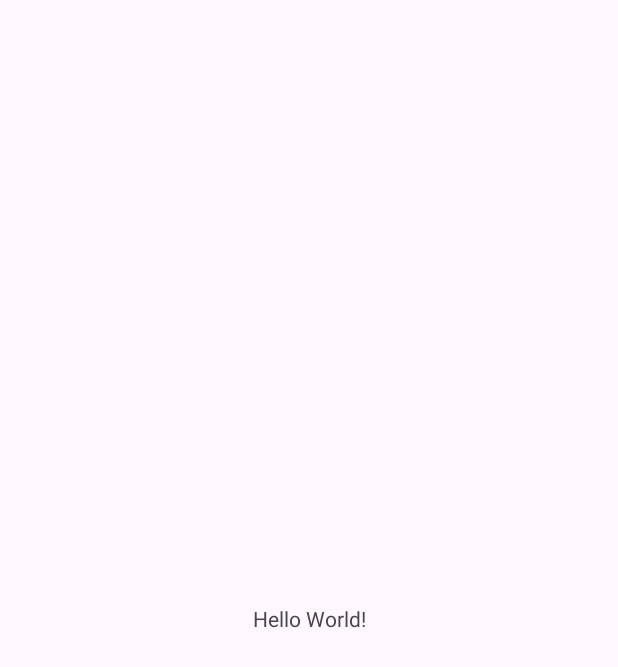
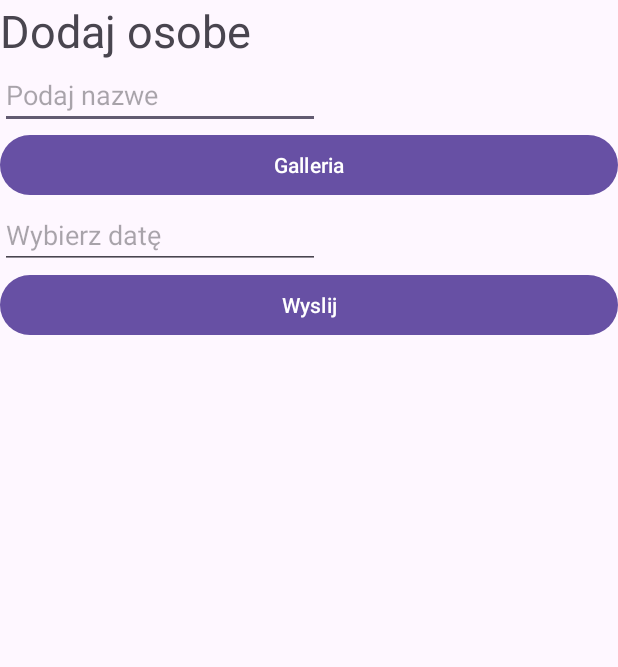
Before and after one commit to f4Mythical/formularze, an Android app: the screen it shows after launch (MainActivity), on a phone screen of 412 x 824 dp. Before the commit the part shown is almost empty. Shown: the top 667 px of the screen. Run offline under Robolectric (Android 15) with nearby library versions, the phone set to English and light mode, and no system bars.

Commit message:
style for mainactivty

```diff
--- a/app/src/main/res/layout/activity_main.xml
+++ b/app/src/main/res/layout/activity_main.xml
@@ -1,19 +1,60 @@
 <?xml version="1.0" encoding="utf-8"?>
-<androidx.constraintlayout.widget.ConstraintLayout xmlns:android="http://schemas.android.com/apk/res/android"
+<LinearLayout xmlns:android="http://schemas.android.com/apk/res/android"
     xmlns:app="http://schemas.android.com/apk/res-auto"
     xmlns:tools="http://schemas.android.com/tools"
     android:id="@+id/main"
     android:layout_width="match_parent"
     android:layout_height="match_parent"
+    android:orientation="vertical"
     tools:context=".MainActivity">
 
     <TextView
+        android:id="@+id/tvTitle"
         android:layout_width="wrap_content"
         android:layout_height="wrap_content"
-        android:text="Hello World!"
-        app:layout_constraintBottom_toBottomOf="parent"
-        app:layout_constraintEnd_toEndOf="parent"
-        app:layout_constraintStart_toStartOf="parent"
-        app:layout_constraintTop_toTopOf="parent" />
+        android:text="Dodaj osobe"
+        android:textSize="30sp"
+        />
 
-</androidx.constraintlayout.widget.ConstraintLayout>
+    <EditText
+        android:id="@+id/eTName"
+        android:layout_width="wrap_content"
+        android:layout_height="wrap_content"
+        android:ems="10"
+        android:inputType="text"
+        android:text=""
+        android:hint="Podaj nazwe"/>
+
+    <Button
+        android:id="@+id/btnGallery"
+        android:layout_width="match_parent"
+        android:layout_height="wrap_content"
+        android:text="Galleria" />
+
+    <EditText
+        android:id="@+id/eTDate"
+        android:layout_width="wrap_content"
+        android:layout_height="wrap_content"
+        android:ems="10"
+        android:hint="Wybierz datę"
+        android:focusable="false"
+        android:clickable="true"
+        android:inputType="none" />
+
+
+    <Button
+        android:id="@+id/btnSend"
+        android:layout_width="match_parent"
+        android:layout_height="wrap_content"
+        android:text="Wyslij" />
+
+    <ListView
+        android:layout_width="match_parent"
+        android:layout_height="match_parent" />
+
+    <TextView
+        android:id="@+id/tvTest"
+        android:layout_width="wrap_content"
+        android:layout_height="wrap_content"
+        android:text="" />
+</LinearLayout>
```
